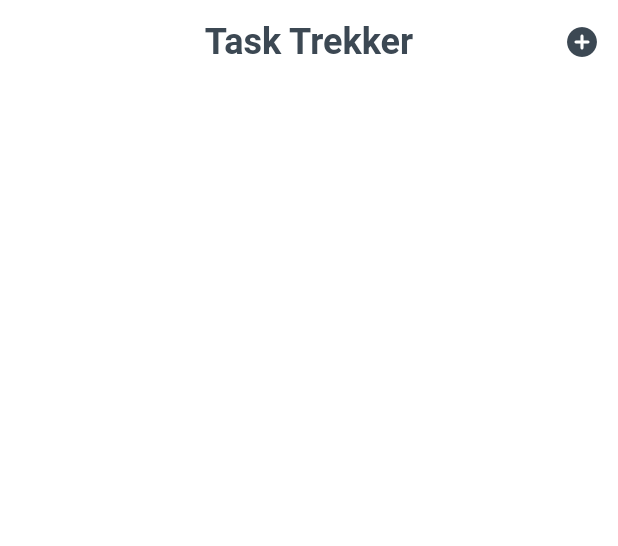
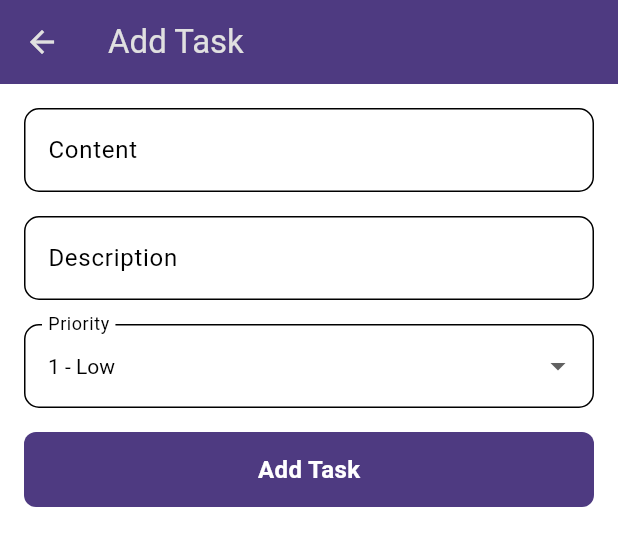
Before and after one commit to AzfarInan/task_trekker, a Flutter app: the PrimaryAppBar widget shown alone on an empty page, opened directly, after a tap on the "add circle" icon, on a phone screen of 412 x 824 dp. Shown: the top 546 px of the screen. Run offline on Flutter 3.47's test engine with Material 3 defaults, Android fonts, the phone set to English and light mode, and no system bars; our stand-ins replace dartz, dio, equatable, flutter_bloc, get_it, go_router and 3 more; network calls fail.

Commit message:
Add Task UI & Functionality

```diff
--- a/lib/core/navigation/navigator_service.dart
+++ b/lib/core/navigation/navigator_service.dart
@@ -2,6 +2,7 @@ import 'package:go_router/go_router.dart';
 import 'package:injectable/injectable.dart';
 import 'package:flutter/material.dart';
 import 'package:task_trekker/core/globals/global_variables.dart';
+import 'package:task_trekker/features/kanban_board/presentation/pages/add_task_screen.dart';
 import 'package:task_trekker/features/kanban_board/presentation/pages/kanban_dashboard_screen.dart';
 import 'package:task_trekker/features/splash/presentation/pages/splash_screen.dart';
 
@@ -24,6 +25,15 @@ class AppRouter {
             builder: (BuildContext context, GoRouterState state) {
               return const KanbanDashboardScreen();
             },
+            routes: [
+              GoRoute(
+                name: 'add-task',
+                path: 'add-task',
+                builder: (BuildContext context, GoRouterState state) {
+                  return const AddTaskScreen();
+                },
+              ),
+            ],
           ),
         ],
       ),
--- a/lib/features/kanban_board/data/data_sources/task_data_resource.dart
+++ b/lib/features/kanban_board/data/data_sources/task_data_resource.dart
@@ -1,9 +1,11 @@
 import 'package:injectable/injectable.dart';
 import 'package:task_trekker/core/network/network_service.dart';
+import 'package:task_trekker/features/kanban_board/data/models/add_task_request_model.dart';
 import 'package:task_trekker/features/kanban_board/data/models/task_model.dart';
 
 abstract class TaskRemoteDataSource {
   Future<List<TaskModel>> getTasks();
+  Future<TaskModel> addTask(AddTaskRequestModel request);
 }
 
 @LazySingleton(as: TaskRemoteDataSource)
@@ -23,4 +25,23 @@ class TaskRemoteDataSourceImpl implements TaskRemoteDataSource {
       throw Exception('Failed to load tasks');
     }
   }
+
+  @override
+  Future<TaskModel> addTask(AddTaskRequestModel request) async {
+    final response = await networkService.dio.post(
+      '/tasks',
+      data: {
+        'content': request.content,
+        'description': request.description,
+        'priority': request.priority,
+        'labels': request.labels,
+      },
+    );
+
+    if (response.statusCode == 200) {
+      return TaskModel.fromJson(response.data);
+    } else {
+      throw Exception('Failed to add task');
+    }
+  }
 }
--- /dev/null
+++ b/lib/features/kanban_board/data/models/add_task_request_model.dart
@@ -0,0 +1,13 @@
+class AddTaskRequestModel {
+  final String content;
+  final String description;
+  final int priority;
+  final List<String> labels;
+
+  AddTaskRequestModel({
+    required this.content,
+    required this.description,
+    required this.priority,
+    required this.labels,
+  });
+}
--- a/lib/features/kanban_board/data/repositories/task_repository_impl.dart
+++ b/lib/features/kanban_board/data/repositories/task_repository_impl.dart
@@ -2,6 +2,7 @@ import 'package:dartz/dartz.dart';
 import 'package:injectable/injectable.dart';
 import 'package:task_trekker/core/base/failure.dart';
 import 'package:task_trekker/features/kanban_board/data/data_sources/task_data_resource.dart';
+import 'package:task_trekker/features/kanban_board/data/models/add_task_request_model.dart';
 import 'package:task_trekker/features/kanban_board/domain/entities/task_entity.dart';
 import 'package:task_trekker/features/kanban_board/domain/repositories/task_repository.dart';
 
@@ -20,4 +21,16 @@ class TaskRepositoryImpl implements TaskRepository {
       return Left(Failure('Failed to fetch tasks'));
     }
   }
+
+  @override
+  Future<Either<Failure, TaskEntity>> addTask({
+    required AddTaskRequestModel request,
+  }) async {
+    try {
+      final task = await remoteDataSource.addTask(request);
+      return Right(task);
+    } catch (e) {
+      return Left(Failure('Failed to add task'));
+    }
+  }
 }
--- a/lib/features/kanban_board/domain/repositories/task_repository.dart
+++ b/lib/features/kanban_board/domain/repositories/task_repository.dart
@@ -1,7 +1,11 @@
 import 'package:dartz/dartz.dart';
 import 'package:task_trekker/core/base/failure.dart';
+import 'package:task_trekker/features/kanban_board/data/models/add_task_request_model.dart';
 import 'package:task_trekker/features/kanban_board/domain/entities/task_entity.dart';
 
 abstract class TaskRepository {
   Future<Either<Failure, List<TaskEntity>>> getTasks();
+  Future<Either<Failure, TaskEntity>> addTask({
+    required AddTaskRequestModel request,
+  });
 }
--- /dev/null
+++ b/lib/features/kanban_board/domain/use_cases/add_task.dart
@@ -0,0 +1,20 @@
+import 'package:dartz/dartz.dart';
+import 'package:injectable/injectable.dart';
+import 'package:task_trekker/core/base/failure.dart';
+import 'package:task_trekker/core/base/use_case.dart';
+import 'package:task_trekker/features/kanban_board/data/models/add_task_request_model.dart';
+import 'package:task_trekker/features/kanban_board/domain/entities/task_entity.dart';
+import 'package:task_trekker/features/kanban_board/domain/repositories/task_repository.dart';
+
+@injectable
+class AddTask
+    implements UseCase<Either<Failure, TaskEntity>, AddTaskRequestModel> {
+  final TaskRepository repository;
+
+  AddTask(this.repository);
+
+  @override
+  call(AddTaskRequestModel request) async {
+    return await repository.addTask(request: request);
+  }
+}
--- /dev/null
+++ b/lib/features/kanban_board/presentation/manager/add_task/add_task_cubit.dart
@@ -0,0 +1,41 @@
+import 'package:flutter/cupertino.dart';
+import 'package:flutter_bloc/flutter_bloc.dart';
+import 'package:injectable/injectable.dart';
+import 'package:task_trekker/core/base/base_state.dart';
+import 'package:task_trekker/features/kanban_board/data/models/add_task_request_model.dart';
+import 'package:task_trekker/features/kanban_board/domain/use_cases/add_task.dart';
+
+@injectable
+class AddTaskCubit extends Cubit<BaseState> {
+  AddTaskCubit({required this.usecase}) : super(InitialState());
+
+  final AddTask usecase;
+
+  final TextEditingController contentController = TextEditingController();
+  final TextEditingController descriptionController = TextEditingController();
+
+  Future<void> addTask({required int priority}) async {
+    emit(const LoadingState());
+    try {
+      final result = await usecase(
+        AddTaskRequestModel(
+          content: contentController.text,
+          description: descriptionController.text,
+          priority: priority,
+          labels: ["TODO"],
+        ),
+      );
+      result.fold((l) => emit(ErrorState(data: l.error!.message!)), (r) {
+        clearText();
+        emit(SuccessState(data: r));
+      });
+    } catch (e) {
+      emit(const ErrorState(data: 'Something went wrong'));
+    }
+  }
+
+  void clearText() {
+    contentController.clear();
+    descriptionController.clear();
+  }
+}
--- /dev/null
+++ b/lib/features/kanban_board/presentation/pages/add_task_screen.dart
@@ -0,0 +1,146 @@
+import 'package:flutter/material.dart';
+import 'package:flutter_bloc/flutter_bloc.dart';
+import 'package:task_trekker/core/theme/app_colors.dart';
+import 'package:task_trekker/core/base/base_state.dart';
+import 'package:task_trekker/features/kanban_board/presentation/manager/add_task/add_task_cubit.dart';
+import 'package:task_trekker/features/kanban_board/presentation/manager/get_task/get_task_cubit.dart';
+import 'package:task_trekker/features/shared/presentation/widgets/button.dart';
+
+class AddTaskScreen extends StatefulWidget {
+  const AddTaskScreen({super.key});
+
+  @override
+  AddTaskScreenState createState() => AddTaskScreenState();
+}
+
+class AddTaskScreenState extends State<AddTaskScreen> {
+  final _formKey = GlobalKey<FormState>();
+  int _selectedPriority = 1;
+
+  @override
+  Widget build(BuildContext context) {
+    return Scaffold(
+      appBar: AppBar(
+        title: const Text('Add Task'),
+        backgroundColor: AppColors.primary,
+      ),
+      body: BlocListener<AddTaskCubit, BaseState>(
+        listener: (context, state) {
+          if (state is SuccessState) {
+            BlocProvider.of<GetTaskCubit>(context).addTask(state.data);
+            Navigator.of(context).pop();
+          } else if (state is ErrorState) {
+            ScaffoldMessenger.of(context).showSnackBar(
+              SnackBar(
+                content: Text(state.data!),
+              ),
+            );
+          }
+        },
+        child: Padding(
+          padding: const EdgeInsets.all(16.0),
+          child: Form(
+            key: _formKey,
+            child: Column(
+              crossAxisAlignment: CrossAxisAlignment.start,
+              children: [
+                TextFormField(
+                  controller: context.read<AddTaskCubit>().contentController,
+                  style: const TextStyle(color: Colors.black),
+                  decoration: InputDecoration(
+                    labelText: 'Content',
+                    border: OutlineInputBorder(
+                      borderRadius: BorderRadius.circular(10.0),
+                    ),
+                    enabledBorder: OutlineInputBorder(
+                      borderRadius: BorderRadius.circular(10.0),
+                    ),
+                    labelStyle: const TextStyle(color: Colors.black),
+                    hintStyle: const TextStyle(color: Colors.grey),
+                  ),
+                  validator: (value) {
+                    if (value == null || value.isEmpty) {
+                      return 'Please enter content';
+                    }
+                    return null;
+                  },
+                ),
+                const SizedBox(height: 16.0),
+                TextFormField(
+                  controller:
+                      context.read<AddTaskCubit>().descriptionController,
+                  style: const TextStyle(color: Colors.black),
+                  decoration: InputDecoration(
+                    labelStyle: const TextStyle(color: Colors.black),
+                    labelText: 'Description',
+                    border: OutlineInputBorder(
+                      borderRadius: BorderRadius.circular(10.0),
+                    ),
+                    hintStyle: const TextStyle(color: Colors.grey),
+                    enabledBorder: OutlineInputBorder(
+                      borderRadius: BorderRadius.circular(10.0),
+                    ),
+                  ),
+                  validator: (value) {
+                    if (value == null || value.isEmpty) {
+                      return 'Please enter a description';
+                    }
+                    return null;
+                  },
+                ),
+                const SizedBox(height: 16.0),
+                DropdownButtonFormField<int>(
+                  value: _selectedPriority,
+                  items: const [
+                    DropdownMenuItem(value: 1, child: Text('1 - Low')),
+                    DropdownMenuItem(value: 2, child: Text('2 - Medium')),
+                    DropdownMenuItem(value: 3, child: Text('3 - High')),
+                    DropdownMenuItem(value: 4, child: Text('4 - Urgent')),
+                  ],
+                  dropdownColor: AppColors.white,
+                  onChanged: (value) {
+                    setState(() {
+                      _selectedPriority = value!;
+                    });
+                  },
+                  style: const TextStyle(color: Colors.black),
+                  decoration: InputDecoration(
+                    labelText: 'Priority',
+                    labelStyle: const TextStyle(color: Colors.black),
+                    border: OutlineInputBorder(
+                      borderRadius: BorderRadius.circular(10.0),
+                    ),
+                    enabledBorder: OutlineInputBorder(
+                      borderRadius: BorderRadius.circular(10.0),
+                    ),
+                    hintStyle: const TextStyle(color: Colors.black),
+                  ),
+                  validator: (value) {
+                    if (value == null) {
+                      return 'Please select a priority';
+                    }
+                    return null;
+                  },
+                ),
+                const SizedBox(height: 16.0),
+                Button(
+                  label: 'Add Task',
+                  isLoading: context.select(
+                    (AddTaskCubit cubit) => cubit.state is LoadingState,
+                  ),
+                  onPressed: () {
+                    if (_formKey.currentState!.validate()) {
+                      context.read<AddTaskCubit>().addTask(
+                            priority: _selectedPriority,
+                          );
+                    }
+                  },
+                ),
+              ],
+            ),
+          ),
+        ),
+      ),
+    );
+  }
+}
--- a/lib/features/kanban_board/presentation/widgets/primary_app_bar.dart
+++ b/lib/features/kanban_board/presentation/widgets/primary_app_bar.dart
@@ -1,4 +1,5 @@
 import 'package:flutter/material.dart';
+import 'package:go_router/go_router.dart';
 import 'package:task_trekker/core/theme/app_colors.dart';
 import 'package:task_trekker/core/theme/text_theme.dart';
 
@@ -23,9 +24,12 @@ class PrimaryAppBar extends StatelessWidget implements PreferredSizeWidget {
           icon: const Icon(
             Icons.add_circle_rounded,
             color: AppColors.black,
+            size: 32,
             semanticLabel: "Add Task",
           ),
-          onPressed: () {},
+          onPressed: () {
+            context.pushNamed('add-task');
+          },
         ),
       ],
     );
--- /dev/null
+++ b/lib/features/shared/presentation/widgets/button.dart
@@ -0,0 +1,59 @@
+import 'package:flutter/material.dart';
+import 'package:task_trekker/core/theme/app_colors.dart';
+import 'package:task_trekker/core/theme/theme.dart';
+
+class Button extends StatelessWidget {
+  const Button({
+    super.key,
+    required this.label,
+    required this.onPressed,
+    this.isLoading = false,
+  });
+
+  final VoidCallback onPressed;
+  final String label;
+  final bool isLoading;
+
+  @override
+  Widget build(BuildContext context) {
+    return GestureDetector(
+      onTap: isLoading ? null : onPressed,
+      child: Container(
+        height: 50,
+        width: double.infinity,
+        decoration: BoxDecoration(
+          borderRadius: BorderRadius.circular(8),
+          color: AppColors.primary,
+        ),
+        child: Row(
+          mainAxisAlignment: MainAxisAlignment.center,
+          children: [
+            isLoading
+                ? Transform.scale(
+                    scale: 1,
+                    child: const SizedBox(
+                      height: 30,
+                      width: 30,
+                      child: CircularProgressIndicator(
+                        color: Colors.white,
+                      ),
+                    ),
+                  )
+                : Row(
+                    children: [
+                      Text(
+                        label,
+                        style: themeData.textTheme.bodyMedium!.copyWith(
+                          color: Colors.white,
+                          fontSize: 16,
+                          fontWeight: FontWeight.w600,
+                        ),
+                      ),
+                    ],
+                  ),
+          ],
+        ),
+      ),
+    );
+  }
+}
--- a/lib/main.dart
+++ b/lib/main.dart
@@ -1,5 +1,6 @@
 import 'package:flutter/material.dart';
 import 'package:flutter_bloc/flutter_bloc.dart';
+import 'package:task_trekker/features/kanban_board/presentation/manager/add_task/add_task_cubit.dart';
 import 'package:task_trekker/features/kanban_board/presentation/manager/get_task/get_task_cubit.dart';
 import 'core/dependency/injection.dart';
 import 'core/navigation/navigator_service.dart';
@@ -18,9 +19,8 @@ class MyApp extends StatelessWidget {
   Widget build(BuildContext context) {
     return MultiBlocProvider(
       providers: [
-        BlocProvider<GetTaskCubit>(
-          create: (_) => getIt<GetTaskCubit>(),
-        ),
+        BlocProvider<GetTaskCubit>(create: (_) => getIt<GetTaskCubit>()),
+        BlocProvider<AddTaskCubit>(create: (_) => getIt<AddTaskCubit>()),
       ],
       child: MaterialApp.router(
         debugShowCheckedModeBanner: false,
```
Also changed, not shown: lib/features/kanban_board/presentation/manager/get_task/get_task_cubit.dart (+7 -0 lines), lib/core/dependency/injection.config.dart.
